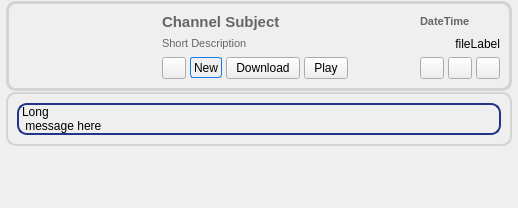
First picture: the form in retroshare-gui/src/gui/feeds/ChanMsgItem.ui, repository RetroShare/RetroShare, before the edit.
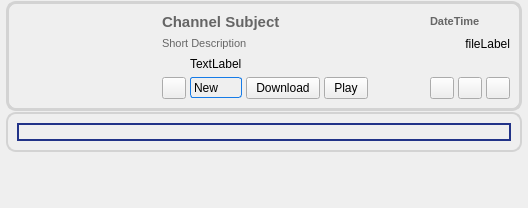
Second picture: the form after the edit. Icons and pictures are not drawn.

Commit message: added channels file clean up warning added channels private key notification, and new private channel key behaviour (must subscribe to accept a private key)

What changed in the file:
```diff
--- a/retroshare-gui/src/gui/feeds/ChanMsgItem.ui
+++ b/retroshare-gui/src/gui/feeds/ChanMsgItem.ui
@@ -6,7 +6,7 @@
    <rect>
     <x>0</x>
     <y>0</y>
-    <width>518</width>
+    <width>528</width>
     <height>208</height>
    </rect>
   </property>
@@ -211,7 +211,7 @@
           </property>
          </widget>
         </item>
-        <item row="3" column="0">
+        <item row="4" column="0">
          <widget class="QPushButton" name="readButton">
           <property name="maximumSize">
            <size>
@@ -241,7 +241,7 @@
           </property>
          </widget>
         </item>
-        <item row="3" column="1">
+        <item row="4" column="1">
          <widget class="QLabel" name="newLabel">
           <property name="maximumSize">
            <size>
@@ -265,7 +265,7 @@
           </property>
          </widget>
         </item>
-        <item row="3" column="2">
+        <item row="4" column="2">
          <widget class="QPushButton" name="downloadButton">
           <property name="font">
            <font>
@@ -281,7 +281,7 @@
           </property>
          </widget>
         </item>
-        <item row="3" column="3">
+        <item row="4" column="3">
          <widget class="QPushButton" name="playButton">
           <property name="font">
            <font>
@@ -297,7 +297,7 @@
           </property>
          </widget>
         </item>
-        <item row="3" column="4">
+        <item row="4" column="4">
          <spacer>
           <property name="orientation">
            <enum>Qt::Horizontal</enum>
@@ -313,7 +313,7 @@
           </property>
          </spacer>
         </item>
-        <item row="3" column="5" colspan="2">
+        <item row="4" column="5" colspan="2">
          <widget class="QPushButton" name="unsubscribeButton">
           <property name="sizePolicy">
            <sizepolicy hsizetype="Fixed" vsizetype="Fixed">
@@ -339,7 +339,7 @@
           </property>
          </widget>
         </item>
-        <item row="3" column="7">
+        <item row="4" column="7">
          <widget class="QPushButton" name="clearButton">
           <property name="sizePolicy">
            <sizepolicy hsizetype="Fixed" vsizetype="Fixed">
@@ -365,7 +365,7 @@
           </property>
          </widget>
         </item>
-        <item row="3" column="8">
+        <item row="4" column="8">
          <widget class="QPushButton" name="expandButton">
           <property name="sizePolicy">
            <sizepolicy hsizetype="Fixed" vsizetype="Fixed">
@@ -394,6 +394,23 @@
           </property>
          </widget>
         </item>
+        <item row="3" column="0">
+         <widget class="QLabel" name="warn_image_label">
+          <property name="text">
+           <string/>
+          </property>
+          <property name="pixmap">
+           <pixmap resource="../images.qrc">:/images/status_unknown.png</pixmap>
+          </property>
+         </widget>
+        </item>
+        <item row="3" column="1">
+         <widget class="QLabel" name="warning_label">
+          <property name="text">
+           <string>TextLabel</string>
+          </property>
+         </widget>
+        </item>
        </layout>
       </item>
      </layout>
@@ -432,8 +449,7 @@
 border-radius: 10px;}</string>
         </property>
         <property name="text">
-         <string notr="true">Long 
- message here</string>
+         <string notr="true"/>
         </property>
         <property name="wordWrap">
          <bool>true</bool>
```
The commit also changes 9 other files.
